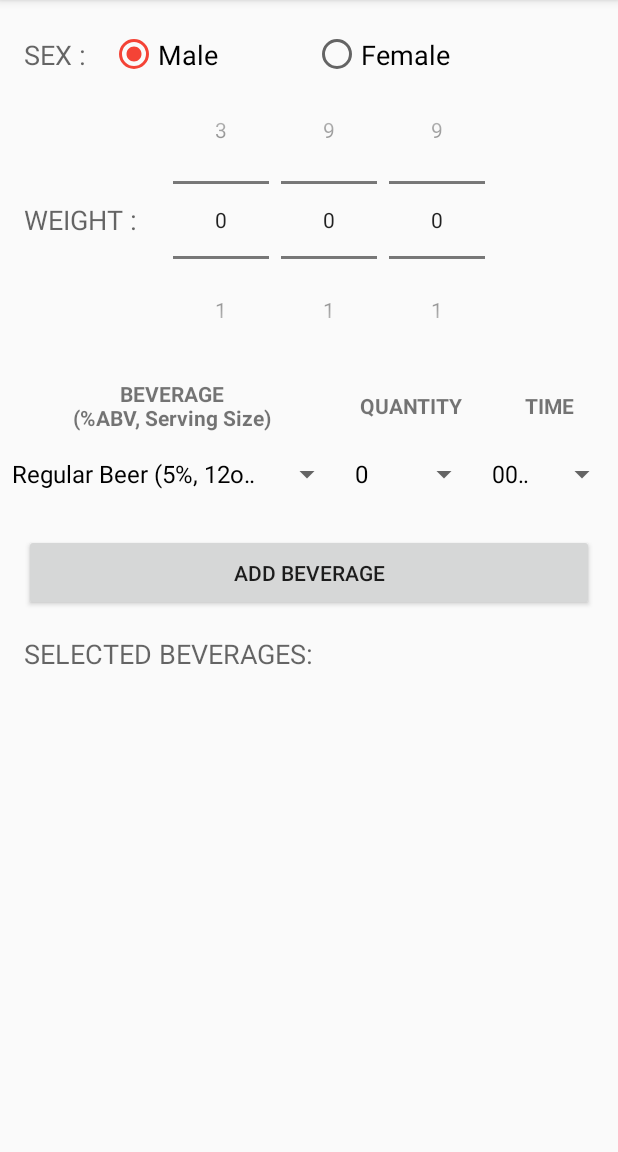
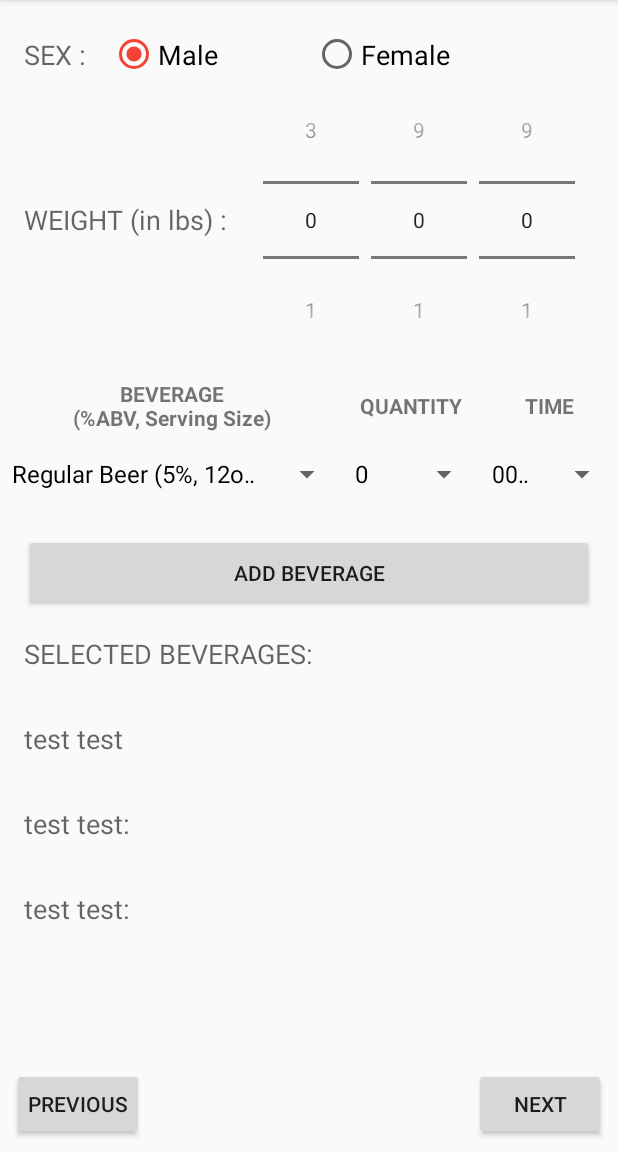
Before and after one commit to asriram1/BUzz_Tracker_Android_App, an Android app: the PacerActivity screen opened directly, with no data from a screen before it, after a tap on "Male", on a phone screen of 412 x 824 dp, the part 84-1236 px from its top. Run offline under Robolectric (Android 15) with nearby library versions, the phone set to English and light mode, and no system bars.

Commit message:
ResourcesActivity and ResultsActivity initiated Previos and Next buttons added in PacerActivity User input checking added for PacerActivity inputs

```diff
--- a/app/src/main/java/com/example/karanraj/chauhan/courseplanner/PacerActivity.java
+++ b/app/src/main/java/com/example/karanraj/chauhan/courseplanner/PacerActivity.java
@@ -1,5 +1,6 @@
 package com.example.karanraj.chauhan.courseplanner;
 
+import android.content.Intent;
 import android.os.Bundle;
 import android.support.annotation.Nullable;
 import android.support.v7.app.AppCompatActivity;
@@ -9,7 +10,9 @@ import android.widget.ArrayAdapter;
 import android.widget.Button;
 import android.widget.NumberPicker;
 import android.widget.RadioButton;
+import android.widget.RadioGroup;
 import android.widget.Spinner;
+import android.widget.Toast;
 
 import java.util.ArrayList;
 import java.util.List;
@@ -26,6 +29,10 @@ public class PacerActivity extends AppCompatActivity {
 
     private final static String TAG = "PacerActivity";
 
+    // Constant value used in BAC calculation. Its value is 0.73 for males, 0.66 for females
+    private double mGenderConstant;
+
+    // Stores weight of the user according to inputs from NumberPickers
     private int mUserWeight = 0;
 
     // Spinners for beverage options & info, quantity, time of consumption
@@ -103,33 +110,74 @@ public class PacerActivity extends AppCompatActivity {
             public void onClick(View v) {
                 beverageIntakes.add(new BeverageIntake(mBeverageOptionsSpinner.getSelectedItem().toString(),
                         (int) mQuantitySpinner.getSelectedItem(), mTimeSpinner.getSelectedItem().toString() ));
-                mUserWeight = +100*mWeightHundredsNumberPicker.getValue()+10*mWeightTensNumberPicker.getValue()+mWeightOnesNumberPicker.getValue();
-                Log.d(TAG, "onClick: weight is "+mUserWeight);
                 BeverageIntake first = beverageIntakes.get(0);
                 Log.d(TAG, "onClick: beverage is "+first.getName()+" "+first.getQuantity()+" "+first.getTime());
             }
         });
+
+        Button nextButton = (Button) findViewById(R.id.next_button);
+        nextButton.setOnClickListener(new View.OnClickListener() {
+            @Override
+            public void onClick(View v) {
+
+                int checkedRadioButtonId = ((RadioGroup)findViewById(R.id.sex_radio_group)).getCheckedRadioButtonId();
+                switch (checkedRadioButtonId) {
+                    case -1:
+                        Toast.makeText(PacerActivity.this, "Please select a gender", Toast.LENGTH_LONG).show();
+                        return;
+                    case 0:
+                        Log.d(TAG, "onClick: sex is male");
+                        mGenderConstant = 0.73;
+                        break;
+                    case 1:
+                        Log.d(TAG, "onClick: sex is female");
+                        mGenderConstant = 0.66;
+                        break;
+                    default: return;
+                }
+
+                mUserWeight = +100*mWeightHundredsNumberPicker.getValue()+10*mWeightTensNumberPicker.getValue()
+                        +mWeightOnesNumberPicker.getValue();
+                Log.d(TAG, "onClick: weight is "+mUserWeight);
+
+                if (mUserWeight == 0) {
+                    Toast.makeText(PacerActivity.this, "Please indicate your weight in lbs", Toast.LENGTH_LONG).show();
+                    return;
+                }
+
+                if (beverageIntakes.size() == 0) {
+                    Toast.makeText(PacerActivity.this, "Please add at least one beverage", Toast.LENGTH_LONG).show();
+                    return;
+                }
+
+                Intent intentToResultsActivity = new Intent(PacerActivity.this, ResultsActivity.class);
+                // TODO: 12/7/16 add extras here
+                startActivity(intentToResultsActivity);
+
+            }
+        });
+
     }
 
-    public void onRadioButtonClicked(View view) {
-
-        double genderConstant;
-
-        // Is the button now checked?
-        boolean checked = ((RadioButton) view).isChecked();
-
-        // Check which radio button was clicked
-        switch(view.getId()) {
-            case R.id.radio_button_male:
-                if (checked)
-                    genderConstant = 0.73;  // standard value for males
-                break;
-            case R.id.radio_button_female:
-                if (checked)
-                    genderConstant = 0.66;  // standard value for females
-                break;
-        }
-    }
+//    public void onRadioButtonClicked(View view) {
+//
+//
+//
+//        // Is the button now checked?
+//        boolean checked = ((RadioButton) view).isChecked();
+//
+//        // Check which radio button was clicked
+//        switch(view.getId()) {
+//            case R.id.radio_button_male:
+//                if (checked)
+//                    genderConstant = 0.73;  // standard value for males
+//                break;
+//            case R.id.radio_button_female:
+//                if (checked)
+//                    genderConstant = 0.66;  // standard value for females
+//                break;
+//        }
+//    }
 
 
 }
--- a/app/src/main/res/layout/activity_pacer.xml
+++ b/app/src/main/res/layout/activity_pacer.xml
@@ -1,5 +1,9 @@
 <?xml version="1.0" encoding="utf-8"?>
-<ScrollView xmlns:android="http://schemas.android.com/apk/res/android"
+<RelativeLayout xmlns:android="http://schemas.android.com/apk/res/android"
+    android:layout_width="match_parent"
+    android:layout_height="match_parent" >
+
+    <ScrollView
         android:layout_width="match_parent"
         android:layout_height="match_parent">
 
@@ -9,9 +13,9 @@
             android:orientation="vertical">
 
             <RelativeLayout
-            android:layout_marginTop="16dp"
                 android:layout_width="match_parent"
-            android:layout_height="wrap_content">
+                android:layout_height="wrap_content"
+                android:layout_marginTop="16dp">
 
                 <TextView
                     android:id="@+id/sex_text_view"
@@ -19,14 +23,15 @@
                     android:layout_height="wrap_content"
                     android:layout_alignParentLeft="true"
                     android:gravity="center"
-                android:paddingTop="8dp"
                     android:paddingBottom="8dp"
                     android:paddingLeft="16dp"
                     android:paddingRight="16dp"
+                    android:paddingTop="8dp"
                     android:text="SEX :"
                     android:textAppearance="@style/TextAppearance.AppCompat.Medium" />
 
                 <RadioGroup
+                    android:id="@+id/sex_radio_group"
                     android:layout_width="wrap_content"
                     android:layout_height="match_parent"
                     android:layout_alignBottom="@id/sex_text_view"
@@ -67,7 +72,7 @@
                     android:layout_height="wrap_content"
                     android:layout_centerVertical="true"
                     android:padding="16dp"
-                android:text="WEIGHT :"
+                    android:text="WEIGHT (in lbs) :"
                     android:textAppearance="@style/TextAppearance.AppCompat.Medium" />
 
                 <NumberPicker
@@ -76,6 +81,7 @@
                     android:layout_height="wrap_content"
                     android:layout_centerVertical="true"
                     android:layout_marginLeft="8dp"
+                    android:descendantFocusability="blocksDescendants"
                     android:layout_toRightOf="@id/weight_text_view"
                     android:textAppearance="@style/TextAppearance.AppCompat.Headline" />
 
@@ -83,6 +89,7 @@
                     android:id="@+id/pacer_weight_tens"
                     android:layout_width="wrap_content"
                     android:layout_height="wrap_content"
+                    android:descendantFocusability="blocksDescendants"
                     android:layout_centerVertical="true"
                     android:layout_marginLeft="8dp"
                     android:layout_toRightOf="@id/pacer_weight_hundreds"
@@ -93,6 +100,7 @@
                     android:layout_width="wrap_content"
                     android:layout_height="wrap_content"
                     android:layout_centerVertical="true"
+                    android:descendantFocusability="blocksDescendants"
                     android:layout_marginLeft="8dp"
                     android:layout_toRightOf="@id/pacer_weight_tens"
                     android:textAppearance="@style/TextAppearance.AppCompat.Headline" />
@@ -173,10 +181,10 @@
                 android:id="@+id/add_button"
                 android:layout_width="match_parent"
                 android:layout_height="wrap_content"
+                android:layout_marginLeft="16dp"
+                android:layout_marginRight="16dp"
+                android:paddingBottom="16dp"
                 android:paddingTop="16dp"
-            android:paddingBottom="16dp"
-            android:layout_marginRight="16dp"
-            android:layout_marginLeft="16dp"
                 android:text="Add Beverage"
                 android:textAppearance="@style/TextAppearance.AppCompat.Button" />
 
@@ -185,8 +193,56 @@
                 android:layout_height="wrap_content"
                 android:padding="16dp"
                 android:text="SELECTED BEVERAGES:"
-            android:textAppearance="@style/TextAppearance.AppCompat.Medium"/>
+                android:textAppearance="@style/TextAppearance.AppCompat.Medium" />
+
+            <TextView
+                android:layout_width="match_parent"
+                android:layout_height="wrap_content"
+                android:padding="16dp"
+                android:text="test test"
+                android:textAppearance="@style/TextAppearance.AppCompat.Medium" />
+
+            <TextView
+                android:layout_width="match_parent"
+                android:layout_height="wrap_content"
+                android:padding="16dp"
+                android:text="test test:"
+                android:textAppearance="@style/TextAppearance.AppCompat.Medium" />
+
+            <TextView
+                android:layout_width="match_parent"
+                android:layout_height="wrap_content"
+                android:padding="16dp"
+                android:text="test test:"
+                android:textAppearance="@style/TextAppearance.AppCompat.Medium" />
 
         </LinearLayout>
 
     </ScrollView>
+
+    <RelativeLayout
+        android:layout_alignParentBottom="true"
+        android:layout_width="match_parent"
+        android:layout_height="wrap_content"
+        android:padding="8dp">
+
+        <Button
+            android:id="@+id/previos_button"
+            android:layout_width="wrap_content"
+            android:layout_height="wrap_content"
+            android:layout_alignParentLeft="true"
+            android:layout_centerVertical="true"
+            android:padding="8dp"
+            android:text="Previous" />
+
+        <Button
+            android:id="@+id/next_button"
+            android:layout_width="wrap_content"
+            android:layout_height="wrap_content"
+            android:layout_alignParentRight="true"
+            android:layout_centerVertical="true"
+            android:padding="8dp"
+            android:text="Next" />
+    </RelativeLayout>
+
+</RelativeLayout>
```
Also changed, not shown: app/src/main/java/com/example/karanraj/chauhan/courseplanner/ResultsActivity.java (added, +18 -0 lines), app/src/main/res/layout/activity_results.xml (added, +12 -0 lines). Lines whose indentation alone changed are shown as unchanged.
